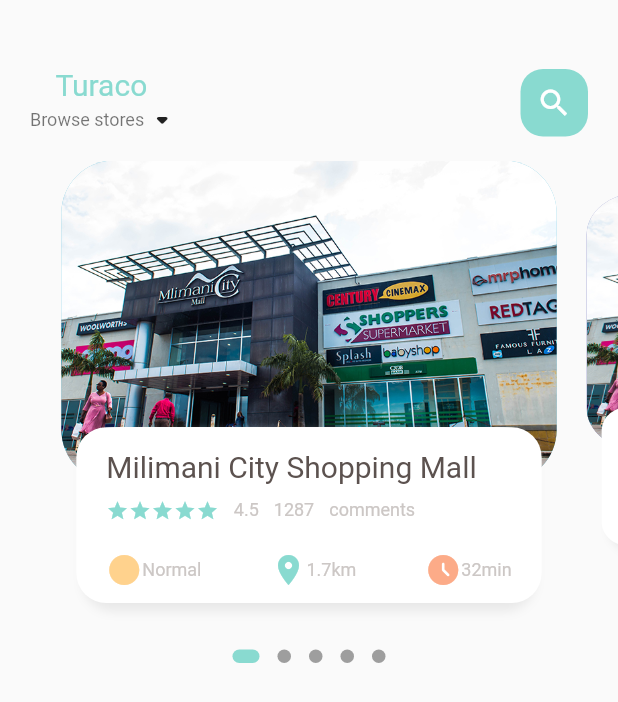
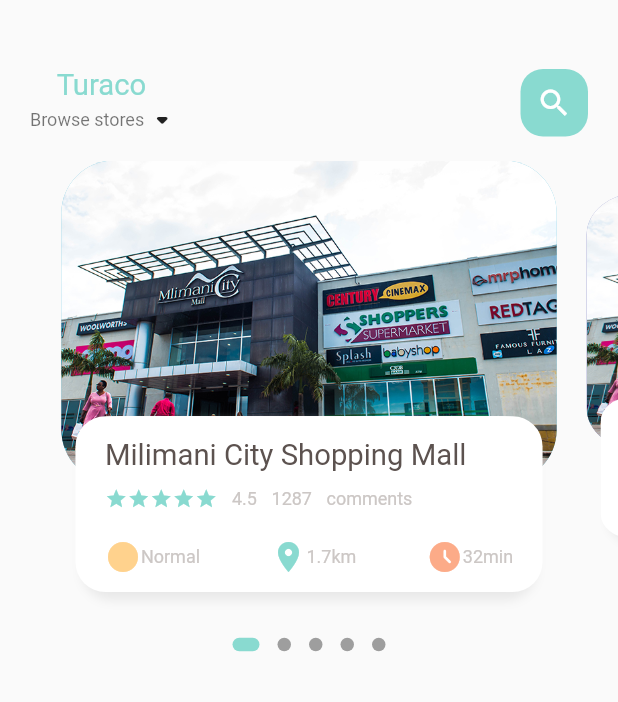
Before and after one commit to johngolem/Turaco, a Flutter app: the screen it shows after launch, on a phone screen of 412 x 824 dp. Shown: the top 702 px of the screen. Run offline on Flutter 3.47's test engine with Material 2 defaults, Android fonts, the phone set to English and light mode, and no system bars; drawn by our look-alikes of dots_indicator; our stand-ins replace get.

Commit message:
used get to make the app dynamic

```diff
--- a/lib/home/product_page_body.dart
+++ b/lib/home/product_page_body.dart
@@ -44,7 +44,7 @@ class _ProductPageBodyState extends State<ProductPageBody> {
     return Column(
       children: [
         Container(
-      height: 320,
+      height: Dimensions.pageView,
       child: PageView.builder(
           controller: pageController,
           itemCount: 5,
@@ -112,7 +112,7 @@ class _ProductPageBodyState extends State<ProductPageBody> {
             alignment: Alignment.bottomCenter,
             child: Container(
               height: Dimensions.pageViewTextContainer,
-              margin: EdgeInsets.only(left: 25, right: 25, bottom: 25),
+              margin: EdgeInsets.only(left: Dimensions.height25, right: Dimensions.height25, bottom: Dimensions.height25),
               decoration: BoxDecoration(
                 borderRadius: BorderRadius.circular(20),
                 color: Colors.white,
@@ -135,13 +135,13 @@ class _ProductPageBodyState extends State<ProductPageBody> {
 
               ),
               child: Container(
-                  padding: EdgeInsets.only(top: 15, left: 15, right: 15),
+                  padding: EdgeInsets.only(top: Dimensions.height15, left: Dimensions.height15, right: Dimensions.height15),
                   child: Column(
                     crossAxisAlignment: CrossAxisAlignment.start,
                     children: [
                       BigText(text: "Milimani City Shopping Mall"),
                       SizedBox(
-                        height: 10,
+                        height: Dimensions.height10,
                       ),
                       Row(
                         children: [
@@ -154,21 +154,21 @@ class _ProductPageBodyState extends State<ProductPageBody> {
                                         size: 15,
                                       ))),
                           SizedBox(
-                            width: 10,
+                            width:  Dimensions.height10,
                           ),
                           SmallText(text: "4.5"),
                           SizedBox(
-                            width: 10,
+                            width:  Dimensions.height10,
                           ),
                           SmallText(text: "1287"),
                           SizedBox(
-                            width: 10,
+                            width: Dimensions.height10,
                           ),
                           SmallText(text: "comments"),
                         ],
                       ),
                       SizedBox(
-                        height: 20,
+                        height: Dimensions.height20,
                       ),
                       Row(
                         mainAxisAlignment: MainAxisAlignment.spaceBetween,
--- a/lib/utils/dimensions.dart
+++ b/lib/utils/dimensions.dart
@@ -7,4 +7,13 @@ class Dimensions {
 
   static double pageViewContainer = screenHeight / 3.84;
   static double pageViewTextContainer = screenHeight / 7.03;
+  static double pageView = screenHeight / 2.64;
+  static double height10 = screenHeight / 84.8;
+  static double height20 = screenHeight / 42.2;
+  static double height15 = screenHeight / 56.27;
+  static double height25 = screenHeight / 33.76;
+
+
+
+  static double font20 = screenHeight / 42.2;
 }
--- a/lib/widgets/big_text.dart
+++ b/lib/widgets/big_text.dart
@@ -1,4 +1,5 @@
 import 'package:flutter/material.dart';
+import 'package:turac/utils/dimensions.dart';
 
 // ignore: must_be_immutable
 class BigText extends StatelessWidget {
@@ -16,7 +17,7 @@ class BigText extends StatelessWidget {
       style: TextStyle(
         fontFamily: 'Roboto',
         color: color,
-        fontSize: size,
+        fontSize: Dimensions.font20,
         fontWeight: FontWeight.w400
       ),
     );
```
